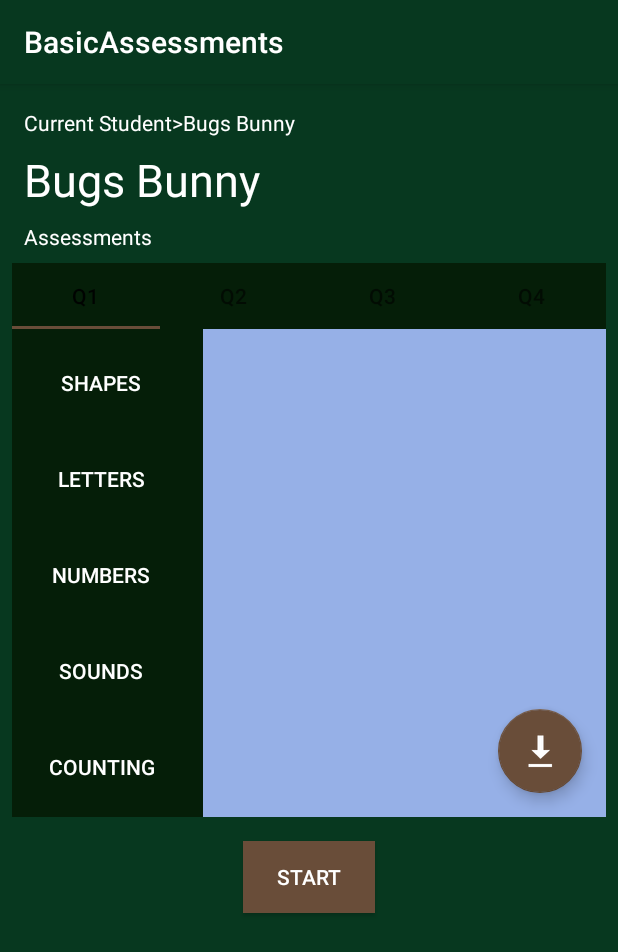
After one commit to Kaasa-Alec/BasicAssessments, an Android app: the AssessmentMenuActivity screen opened directly, with no data from a screen before it, on a phone screen of 412 x 824 dp. The commit adds this screen. Shown: the top 952 px of the screen. Run offline under Robolectric (Android 15) with nearby library versions, the phone set to English and light mode, and no system bars.

Commit message:
The second push for fonts and views.

```diff
--- a/app/build.gradle
+++ b/app/build.gradle
@@ -22,7 +22,9 @@ dependencies {
     implementation fileTree(dir: 'libs', include: ['*.jar'])
     implementation 'com.android.support:appcompat-v7:28.0.0'
     implementation 'com.android.support.constraint:constraint-layout:1.1.3'
+    implementation 'com.android.support:design:28.0.0'
     testImplementation 'junit:junit:4.12'
     androidTestImplementation 'com.android.support.test:runner:1.0.2'
     androidTestImplementation 'com.android.support.test.espresso:espresso-core:3.0.2'
+    implementation 'com.android.support:support-v4:28.0.0'
 }
--- a/app/src/main/AndroidManifest.xml
+++ b/app/src/main/AndroidManifest.xml
@@ -17,7 +17,8 @@
             </intent-filter>
         </activity>
         <activity android:name=".newStudentActivity" />
-        <activity android:name=".currentStudentsActivity"></activity>
+        <activity android:name=".currentStudentsActivity" />
+        <activity android:name=".AssessmentMenuActivity"></activity>
     </application>
 
 </manifest>
--- /dev/null
+++ b/app/src/main/java/com/example/basicassessments/AssessmentMenuActivity.java
@@ -0,0 +1,13 @@
+package com.example.basicassessments;
+
+import android.support.v7.app.AppCompatActivity;
+import android.os.Bundle;
+
+public class AssessmentMenuActivity extends AppCompatActivity {
+
+    @Override
+    protected void onCreate(Bundle savedInstanceState) {
+        super.onCreate(savedInstanceState);
+        setContentView(R.layout.activity_assessment_menu);
+    }
+}
--- /dev/null
+++ b/app/src/main/res/font/chalk.xml
@@ -0,0 +1,11 @@
+<?xml version="1.0" encoding="utf-8"?>
+<font-family xmlns:android="http://schemas.android.com/apk/res/android">
+    <font
+        android:fontStyle="normal"
+        android:fontWeight="400"
+        android:font="@font/whatever_it_takes" />
+    <font
+        android:fontStyle="normal"
+        android:fontWeight="400"
+        android:font="@font/whatever_it_takes_bold" />
+</font-family>
--- /dev/null
+++ b/app/src/main/res/values-w820dp/dimens.xml
@@ -0,0 +1,6 @@
+<resources>
+    <!-- Example customization of dimensions originally defined in res/values/dimens.xml
+         (such as screen margins) for screens with more than 820dp of available width. This
+         would include 7" and 10" devices in landscape (~960dp and ~1280dp respectively). -->
+    <dimen name="activity_horizontal_margin">64dp</dimen>
+</resources>
--- a/app/src/main/res/values/colors.xml
+++ b/app/src/main/res/values/colors.xml
@@ -1,7 +1,9 @@
 <?xml version="1.0" encoding="utf-8"?>
 <resources>
-    <color name="colorPrimary">#008577</color>
-    <color name="colorPrimaryDark">#00574B</color>
-    <color name="colorAccent">#D81B60</color>
-    <color name="corysFavoriteColor">#251af2</color>
+    <color name="colorPrimary">#07381f</color>
+    <color name="colorPrimaryDark">#051e08</color>
+    <color name="colorAccent">#694d39</color>
+    <color name="white">#ffffff</color>
+    <color name="Black">#000000</color>
+    <color name="backgrounds">#96b0e7</color>
 </resources>
--- a/app/src/main/res/values/strings.xml
+++ b/app/src/main/res/values/strings.xml
@@ -1,4 +1,20 @@
 <resources>
     <string name="app_name">BasicAssessments</string>
     <string name="corys_name">Supreme Leader</string>
+    <string name="title_activity_assessment_menu">AssessmentMenu</string>
+    <string name="tab_quarter_1">Q1</string>
+    <string name="tab_quarter_2">Q2</string>
+    <string name="tab_quarter_3">Q3</string>
+    <string name="tab_quarter_4">Q4</string>
+    <string name="student_name">Bugs Bunny</string>
+    <string name="title_assessments">Assessments</string>
+    <string name="btn_shape_identification">Shapes</string>
+    <string name="btn_letter_identification">Letters</string>
+    <string name="btn_number_identification">Numbers</string>
+    <string name="btn_sound_identification">Sounds</string>
+    <string name="btn_count_100">Counting</string>
+    <string name="Start">Start</string>
+    <string name="carrot_trail">Current Student>Bugs Bunny</string>
+    <string name="action_settings">Settings</string>
+    <string name="section_format">Hello World from section: %1$d</string>
 </resources>
```
Also changed, not shown: app/src/main/res/values/dimens.xml (added, +7 -0 lines), app/src/main/res/values/styles.xml (+9 -0 lines), app/src/main/res/font/whatever_it_takes.ttf (added), app/src/main/res/font/whatever_it_takes_bold.ttf (added).
